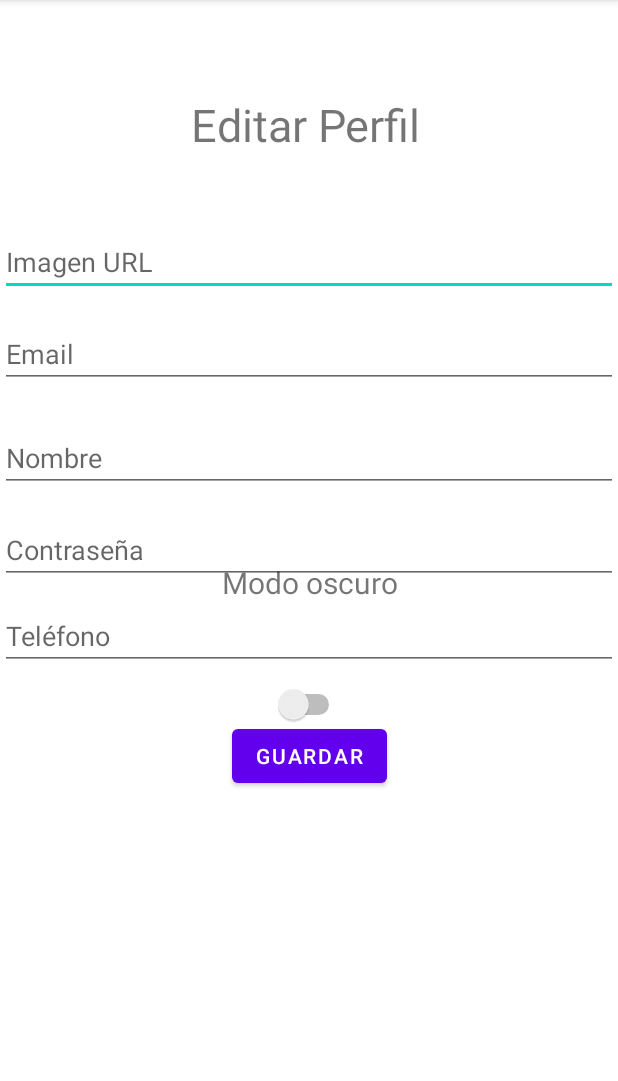
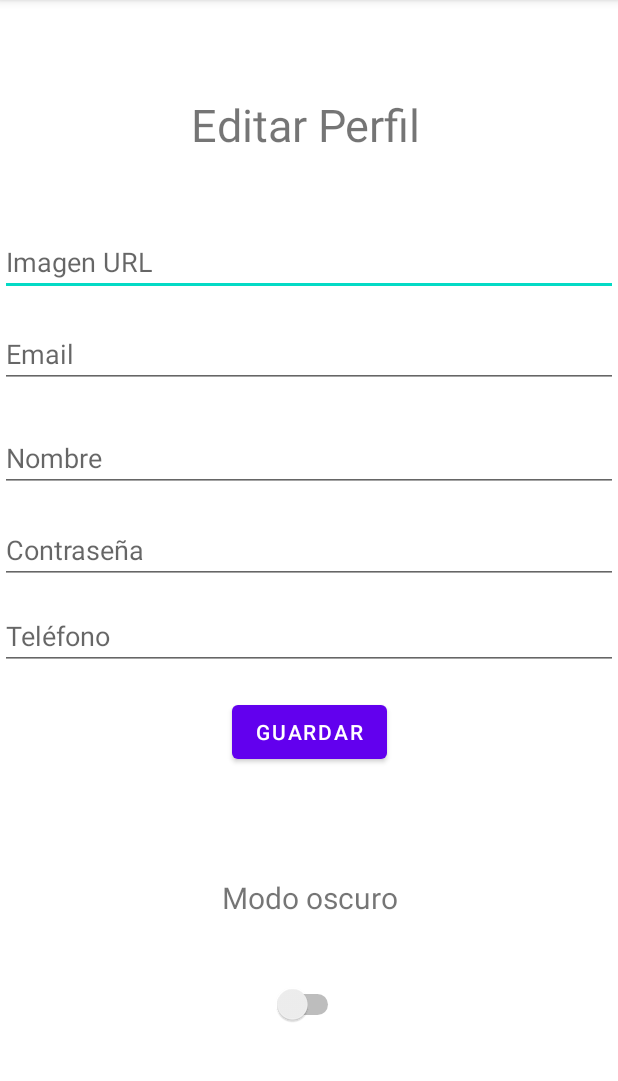
Before and after one commit to KaiserGott/BepawsomeDos, an Android app: the fragment ConfiguracionFragment shown on its own in the app's theme, on a phone screen of 412 x 824 dp, the part 84-1165 px from its top. Run offline under Robolectric (Android 15) with nearby library versions, the phone set to English and light mode, and no system bars; our stand-ins replace Firebase (no records; nobody signed in at launch, a user with empty details on screens opened directly).

Commit message:
Switch y leyenda centrado en fragment_configuracion.xml

```diff
--- a/app/src/main/res/layout/fragment_configuracion.xml
+++ b/app/src/main/res/layout/fragment_configuracion.xml
@@ -66,7 +66,7 @@
         android:id="@+id/btnGuardar"
         android:layout_width="wrap_content"
         android:layout_height="wrap_content"
-        android:layout_marginTop="480dp"
+        android:layout_marginTop="464dp"
         android:text="Guardar"
         app:layout_constraintEnd_toEndOf="parent"
         app:layout_constraintStart_toStartOf="parent"
@@ -89,23 +89,23 @@
         android:id="@+id/text_configuration"
         android:layout_width="match_parent"
         android:layout_height="wrap_content"
-        android:layout_marginStart="8dp"
-        android:layout_marginTop="8dp"
-        android:layout_marginEnd="8dp"
+        android:layout_marginBottom="44dp"
         android:textAlignment="center"
         android:textSize="20sp"
-        app:layout_constraintBottom_toBottomOf="parent"
+        app:layout_constraintBottom_toTopOf="@+id/darkMode"
         app:layout_constraintEnd_toEndOf="parent"
-        app:layout_constraintStart_toStartOf="parent"
-        app:layout_constraintTop_toTopOf="parent" />
+        app:layout_constraintHorizontal_bias="0.0"
+        app:layout_constraintStart_toStartOf="parent" />
 
     <Switch
         android:id="@+id/darkMode"
         android:layout_width="wrap_content"
         android:layout_height="wrap_content"
-        android:layout_marginTop="81dp"
+        app:layout_constraintBottom_toBottomOf="parent"
         app:layout_constraintEnd_toEndOf="parent"
+        app:layout_constraintHorizontal_bias="0.498"
         app:layout_constraintStart_toStartOf="parent"
-        app:layout_constraintTop_toTopOf="@+id/text_configuration" />
+        app:layout_constraintTop_toBottomOf="@+id/btnGuardar"
+        app:layout_constraintVertical_bias="0.63" />
 
 </androidx.constraintlayout.widget.ConstraintLayout>
```
